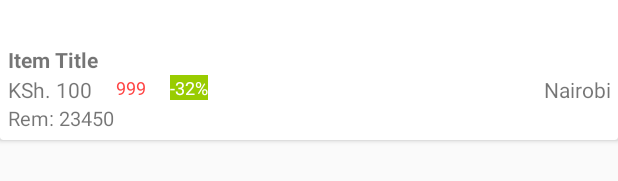
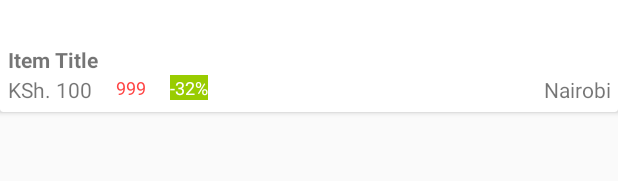
Before and after one commit to innocentkithinji/Polygon1, an Android app: the layout itemtemplete.xml on its own in the app's theme, with its tools: preview values and no code run, on a phone screen of 412 x 824 dp. Shown: the part 203-384 px from the top of the screen. Run offline under Robolectric (Android 15) with nearby library versions, the phone set to English and light mode, and no system bars.

Commit message:
This is now 12/06/17 6:25PM

```diff
--- a/app/src/main/java/com/polygon/activity/LoginActivity.java
+++ b/app/src/main/java/com/polygon/activity/LoginActivity.java
@@ -207,7 +207,7 @@ public class LoginActivity extends AppCompatActivity {
                             Toast.makeText(LoginActivity.this, "Authentication failed.",
                                     Toast.LENGTH_SHORT).show();
                         }else{
-                            startActivity(new Intent(LoginActivity.this, SetupActivity.class));
+                            startActivity(new Intent(LoginActivity.this, MainActivity.class));
                         }
                         mProgress.dismiss();
                         // ...
--- a/app/src/main/java/com/polygon/activity/ShopSetupActivity.java
+++ b/app/src/main/java/com/polygon/activity/ShopSetupActivity.java
@@ -375,6 +375,7 @@ public class ShopSetupActivity extends baseActivity implements GoogleApiClient.O
                         newShop.child("Opening").setValue(openSec);
                         newShop.child("Closing").setValue(closeSec);
                         newShop.child("ShopId").setValue(shop_id);
+                        newShop.child("City").setValue(city);
                         allShopsGeo.setLocation(shop_id, new GeoLocation(lat, lon));
 
                         GeoFire user_shop_geop = new GeoFire(user_shop);
@@ -387,6 +388,7 @@ public class ShopSetupActivity extends baseActivity implements GoogleApiClient.O
                         user_shop.child("Opening").setValue(openSec);
                         user_shop.child("Closing").setValue(closeSec);
                         user_shop.child("ShopId").setValue(shop_id);
+                        user_shop.child("City").setValue(city);
                         allShopsGeo.setLocation(shop_id, new GeoLocation(lat, lon));
 
                         GeoFire cityGeo = new GeoFire(currentCityShops);
@@ -399,6 +401,7 @@ public class ShopSetupActivity extends baseActivity implements GoogleApiClient.O
                         currentCityShops.child("Opening").setValue(openSec);
                         currentCityShops.child("Closing").setValue(closeSec);
                         currentCityShops.child("ShopId").setValue(shop_id);
+                        currentCityShops.child("City").setValue(city);
                         cityGeo.setLocation(shop_id, new GeoLocation(lat, lon));
 //                        progressDialog.dismiss();
                     }
--- a/app/src/main/res/layout/category_recyclers.xml
+++ b/app/src/main/res/layout/category_recyclers.xml
@@ -43,6 +43,7 @@
             android:layout_height="match_parent"
             android:layout_below="@id/main_act_category_more_btn"
             android:background="@null"
+            android:id="@+id/main_category_list_items"
             >
 
         </android.support.v7.widget.RecyclerView>
--- a/app/src/main/res/layout/itemtemplete.xml
+++ b/app/src/main/res/layout/itemtemplete.xml
@@ -7,9 +7,8 @@
     <LinearLayout
         android:layout_width="match_parent"
         android:layout_height="wrap_content"
-        android:orientation="vertical"
         android:layout_margin="5dp"
-        >
+        android:orientation="vertical">
 
         <ImageView
             android:id="@+id/Item_image"
@@ -39,45 +38,35 @@
                 android:layout_height="wrap_content"
                 android:text="KSh. 100"
                 android:textSize="14sp" />
+
             <TextView
+                android:id="@+id/compareprice"
                 android:layout_width="wrap_content"
                 android:layout_height="wrap_content"
                 android:layout_marginStart="16dp"
                 android:layout_toEndOf="@id/itemprice"
+                android:text="999"
                 android:textColor="@android:color/holo_red_light"
-                android:text="999"
-                android:textSize="12sp"
-                android:id="@+id/compareprice"
-                />
+                android:textSize="12sp" />
 
             <TextView
+                android:id="@+id/item_per_discount"
                 android:layout_width="wrap_content"
                 android:layout_height="wrap_content"
+                android:layout_marginStart="16dp"
                 android:layout_toEndOf="@id/compareprice"
-                android:layout_marginStart="16dp"
                 android:background="@android:color/holo_green_light"
+                android:text="-32%"
                 android:textColor="#fff"
-                android:text="-32%"
-                android:textSize="12sp"
-                android:id="@+id/item_per_discount"
-                />
+                android:textSize="12sp" />
 
             <TextView
+                android:id="@+id/item_place"
                 android:layout_width="wrap_content"
                 android:layout_height="wrap_content"
                 android:layout_alignParentEnd="true"
-                android:textAlignment="textEnd"
                 android:text="Nairobi"
-                android:id="@+id/item_place"
-                />
+                android:textAlignment="textEnd" />
         </RelativeLayout>
-        <TextView
-            android:layout_width="match_parent"
-            android:layout_height="wrap_content"
-            android:text="Rem: 23450"
-            android:textSize="13sp"
-            android:id="@+id/remainingStock"
-            />
     </LinearLayout>
-
 </android.support.v7.widget.CardView>
--- a/build.gradle
+++ b/build.gradle
@@ -8,7 +8,7 @@ buildscript {
         }
     }
     dependencies {
-        classpath 'com.android.tools.build:gradle:2.3.2'
+        classpath 'com.android.tools.build:gradle:2.3.3'
         classpath 'com.google.gms:google-services:3.0.0'
 
     }
```
Also changed, not shown: app/src/main/java/com/polygon/activity/MainActivity.java (+82 -6 lines), app/src/main/java/com/polygon/fragments/OverViewFragment.java (+44 -9 lines), app/src/main/java/com/polygon/listeners/ItemView.java (+12 -0 lines), app/src/main/res/layout/activity_add_item.xml (+16 -6 lines).
